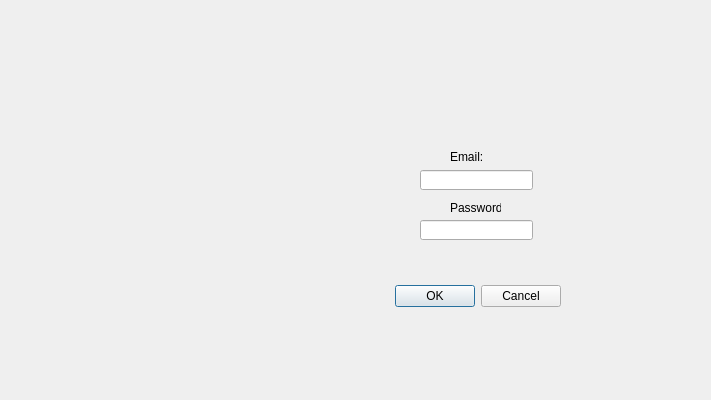
This is UI/login_D.ui in Rolerdxx/Car-Rental as Qt 5 draws it before an edit. The edited form follows.
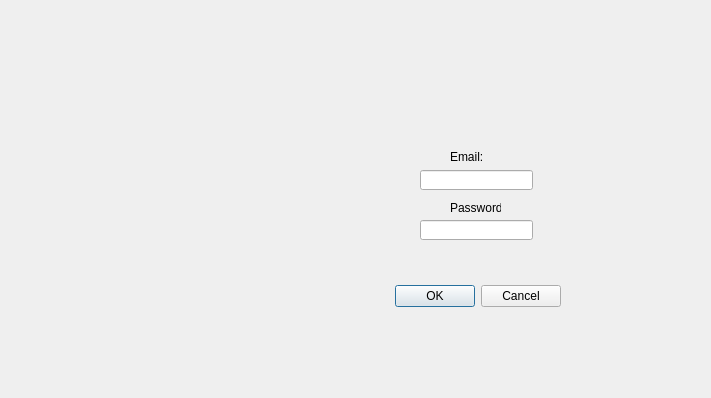
This is the edited form. Icons and pictures are not drawn.

Diff of the .ui file:
```diff
--- a/UI/login_D.ui
+++ b/UI/login_D.ui
@@ -7,7 +7,7 @@
     <x>0</x>
     <y>0</y>
     <width>711</width>
-    <height>400</height>
+    <height>398</height>
    </rect>
   </property>
   <property name="windowTitle">
```
